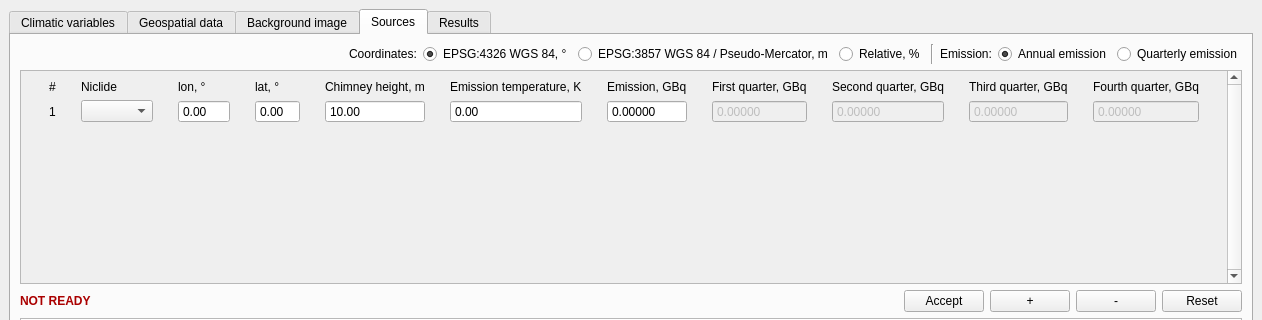
Before: the Qt Designer form src/mainwindow.ui in czertyaka/gaussian_dispersal, drawn with Qt 5; both pictures show x 0 to 1262 and y 0 to 320 of the 1262 by 731 pixel window.
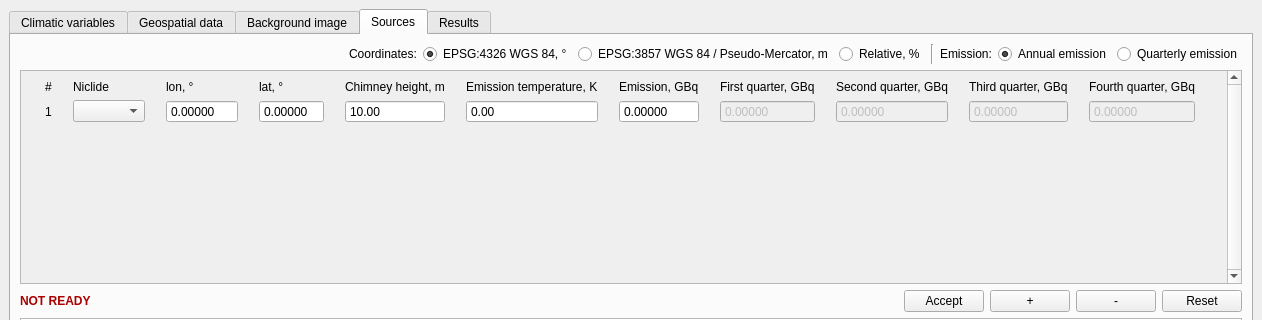
After: the same form once the commit is applied.

Diff of the .ui file:
```diff
--- a/src/mainwindow.ui
+++ b/src/mainwindow.ui
@@ -945,8 +945,8 @@
               <rect>
                <x>0</x>
                <y>0</y>
-               <width>1317</width>
-               <height>86</height>
+               <width>1204</width>
+               <height>62</height>
               </rect>
              </property>
              <property name="sizePolicy">
@@ -1065,6 +1065,9 @@
                   <property name="buttonSymbols">
                    <enum>QAbstractSpinBox::NoButtons</enum>
                   </property>
+                  <property name="decimals">
+                   <number>5</number>
+                  </property>
                   <property name="minimum">
                    <double>-180.000000000000000</double>
                   </property>
@@ -1214,6 +1217,9 @@
                   <property name="buttonSymbols">
                    <enum>QAbstractSpinBox::NoButtons</enum>
                   </property>
+                  <property name="decimals">
+                   <number>5</number>
+                  </property>
                   <property name="minimum">
                    <double>-85.000000000000000</double>
                   </property>
```
Left out of the diff: 4 changed lines with no effect on the pictures.
